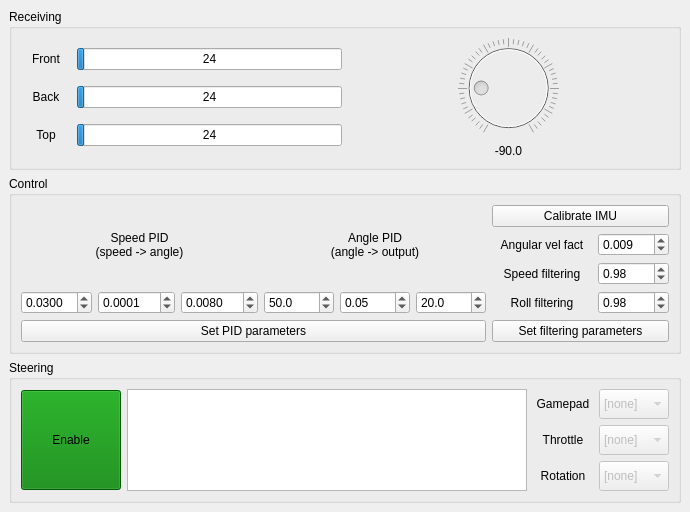
Above: src/rys_control/remote/src/UI/Layouts/RysRemoteMainWindowLayout.ui from GroupOfRobots/MiniRysV4ROS2 before the change. Below: the same form after it.
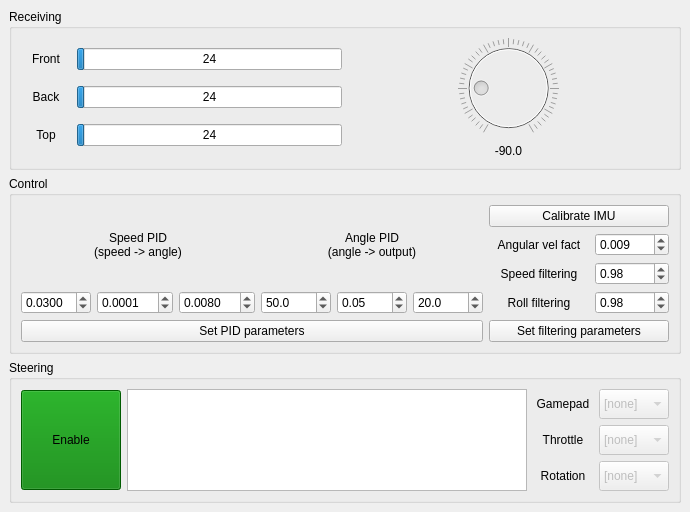
That is the form after the change.

Commit message: rys_remote: fixed max value for linear velocity factor

The edit to the form file:
```diff
--- a/src/rys_control/remote/src/UI/Layouts/RysRemoteMainWindowLayout.ui
+++ b/src/rys_control/remote/src/UI/Layouts/RysRemoteMainWindowLayout.ui
@@ -504,7 +504,7 @@
               <number>3</number>
              </property>
              <property name="maximum">
-              <double>1.000000000000000</double>
+              <double>1000.000000000000000</double>
              </property>
              <property name="singleStep">
               <double>0.010000000000000</double>
```
The commit also changes 1 other file.
